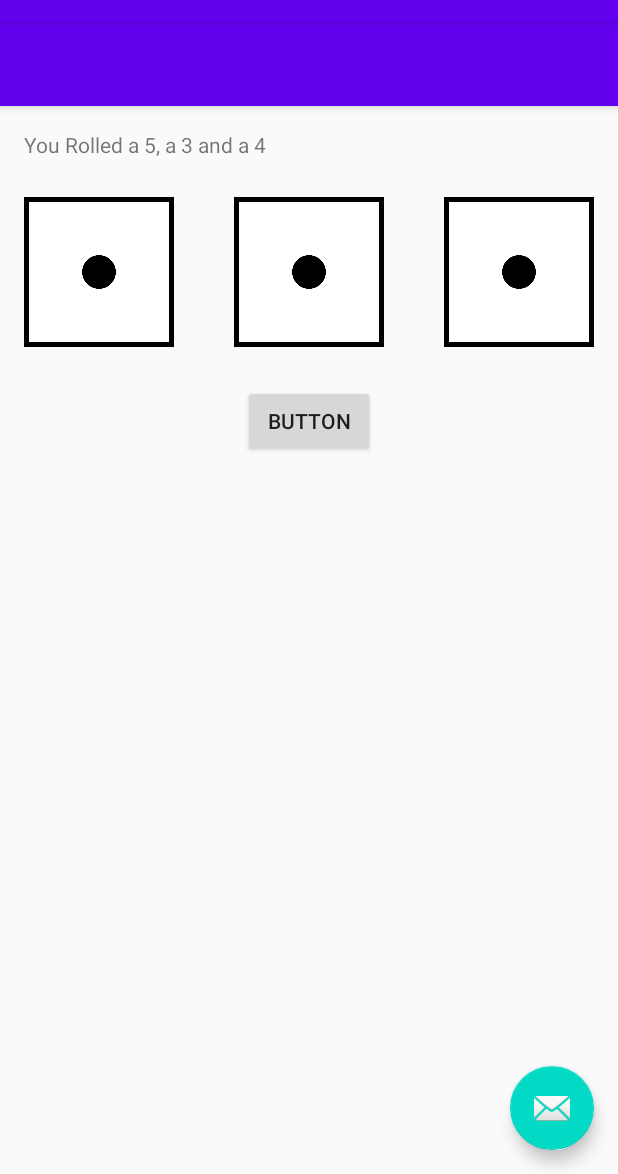
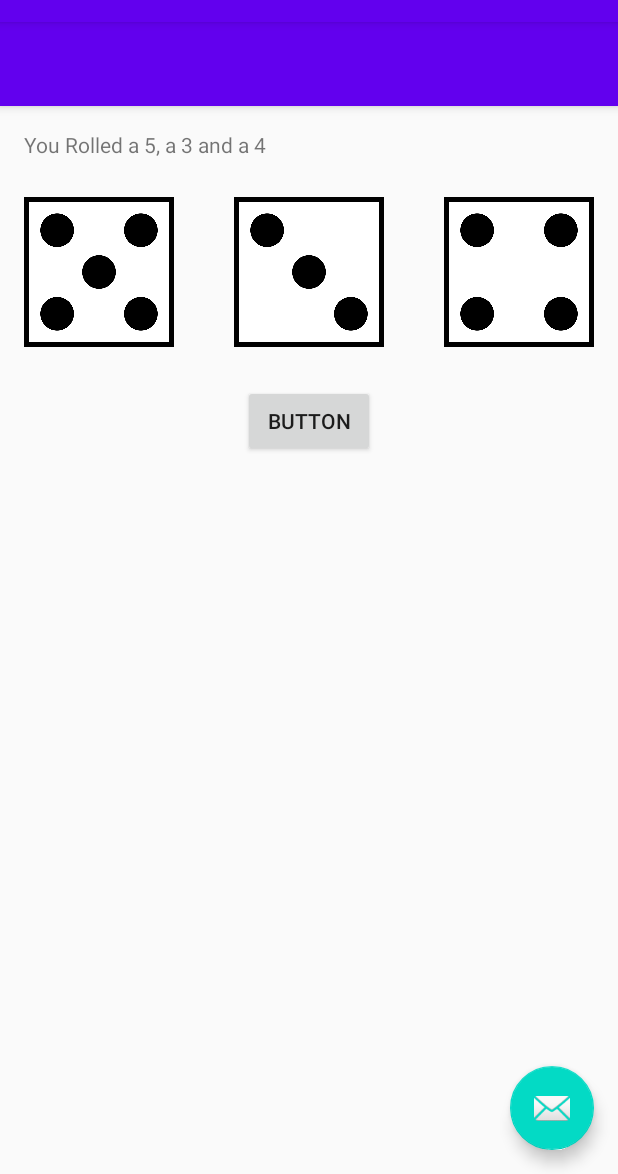
Before and after one commit to AdamHunt44/DiceOut, an Android app: the MainActivity screen opened directly, with no data from a screen before it, after a tap on "BUTTON", on a phone screen of 412 x 824 dp, the part 62-1236 px from its top. Run offline under Robolectric (Android 15) with nearby library versions, the phone set to English and light mode, and no system bars; 1 statement that could not run was skipped.

Commit message:
Added Functionality to change the dice images based on the numbers generated

```diff
--- a/app/src/main/java/com/example/diceout/MainActivity.java
+++ b/app/src/main/java/com/example/diceout/MainActivity.java
@@ -1,5 +1,6 @@
 package com.example.diceout;
 
+import android.graphics.drawable.Drawable;
 import android.os.Bundle;
 import android.support.design.widget.FloatingActionButton;
 import android.support.design.widget.Snackbar;
@@ -9,20 +10,29 @@ import android.view.Menu;
 import android.view.MenuItem;
 import android.view.View;
 import android.widget.Button;
+import android.widget.ImageView;
 import android.widget.TextView;
 import android.widget.Toast;
 
+import java.io.IOException;
+import java.io.InputStream;
 import java.util.ArrayList;
 import java.util.Random;
 
 public class MainActivity extends AppCompatActivity {
+    // ArrayList and variables to store the values of the dice
     ArrayList<Integer> dice;
-    int score;
     int die1;
     int die2;
     int die3;
+
+    // ArrayList to hold all three dice images
+    ArrayList<ImageView> diceImageViews;
+
+    int score;
     Random rand;
 
+    // UI components
     TextView rollResult;
     Button rollButton;
 
@@ -52,7 +62,16 @@ public class MainActivity extends AppCompatActivity {
         // Create Arraylist container for the dice values
         dice = new ArrayList<Integer>();
 
-        // Create a greeting
+        ImageView die1Image = findViewById(R.id.die1_image);
+        ImageView die2Image = findViewById(R.id.die2_image);
+        ImageView die3Image = findViewById(R.id.die3_image);
+
+        diceImageViews = new ArrayList<ImageView>();
+        diceImageViews.add(die1Image);
+        diceImageViews.add(die2Image);
+        diceImageViews.add(die3Image);
+
+        // Create a greeting that displays when the app is opened
         Toast.makeText(getApplicationContext(), "Welcome to DiceOut", Toast.LENGTH_SHORT).show();
     }
 
@@ -67,6 +86,17 @@ public class MainActivity extends AppCompatActivity {
         dice.add(die1);
         dice.add(die2);
         dice.add(die3);
+
+        for (int dieOfSet = 0; dieOfSet < 3; dieOfSet++) {
+            String imageName = "die_" + dice.get(dieOfSet) + ".png";
+            try {
+                InputStream stream = getAssets().open(imageName);
+                Drawable d = Drawable.createFromStream(stream, null);
+                diceImageViews.get(dieOfSet).setImageDrawable(d);
+            } catch (IOException e) {
+                e.printStackTrace();
+            }
+        }
 
         // Build the message
         String message = "You Rolled a " + die1 + ", a " + die2 + " and a " + die3;
```
